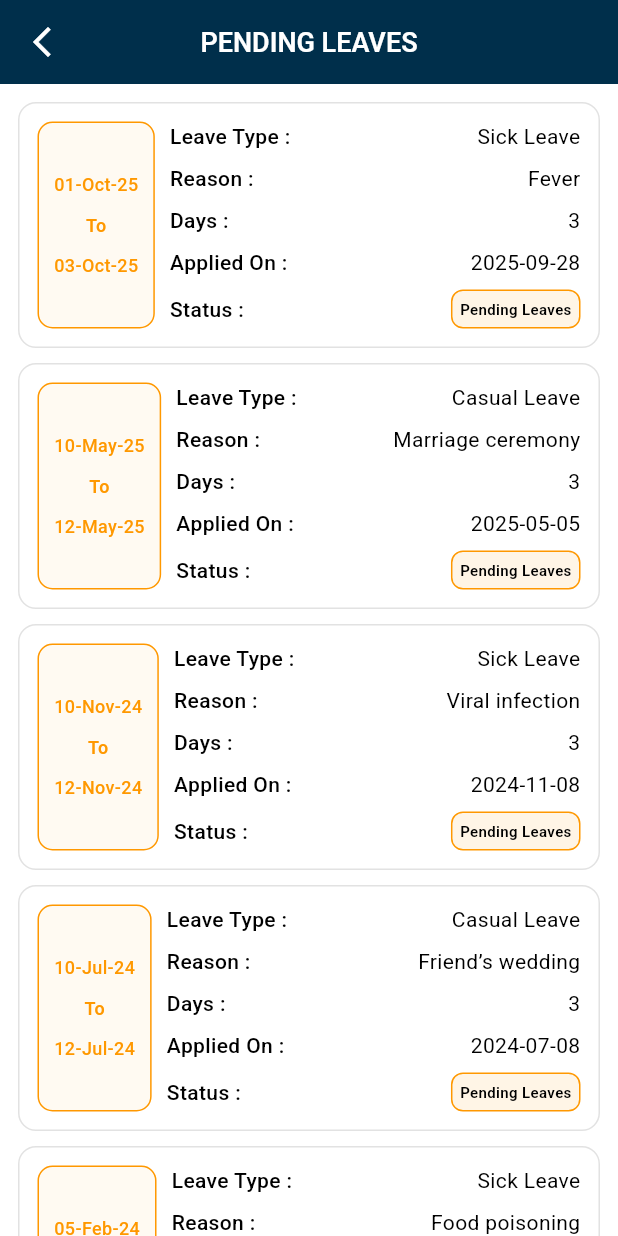
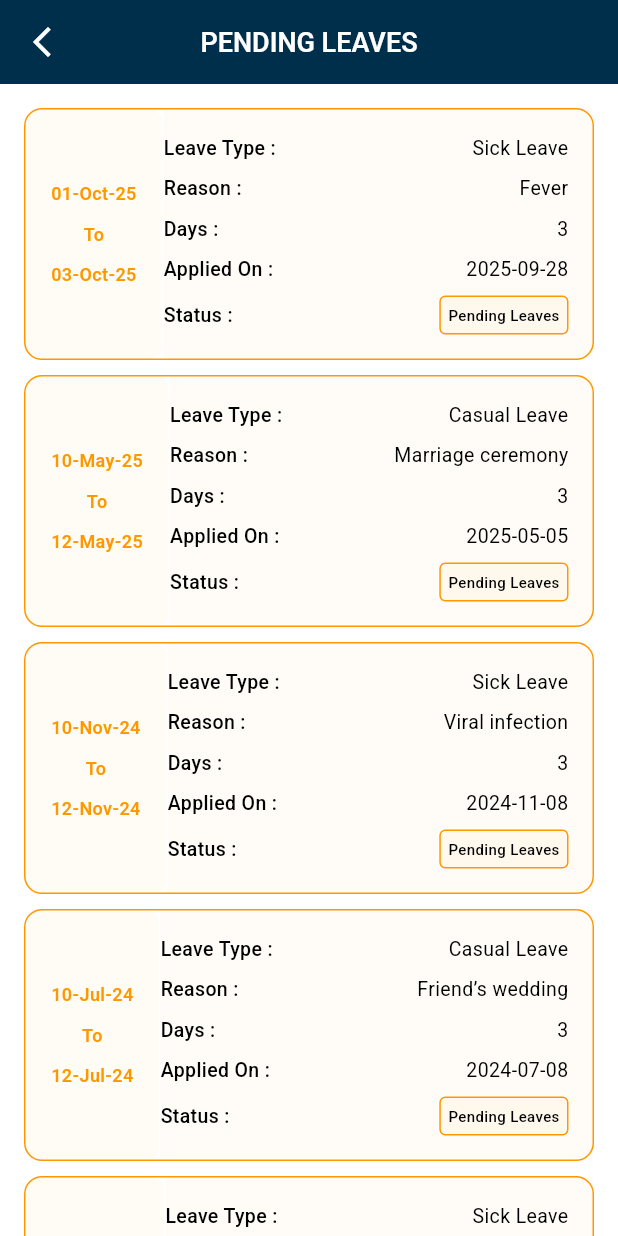
Before and after one commit to girishmobile/hrms_app, a Flutter app: the HomePage widget shown alone on an empty page, opened directly, after a tap on "Pending Leaves", on a phone screen of 412 x 824 dp. Run offline on Flutter 3.47's test engine with Material 3 defaults, Android fonts, the phone set to English and light mode, and no system bars; our stand-ins replace cached_network_image, dropdown_button2.

Commit message:
Leave detail page

```diff
--- a/lib/view/dashboard/page/home_page.dart
+++ b/lib/view/dashboard/page/home_page.dart
@@ -19,7 +19,7 @@ class HomePage extends StatelessWidget {
     final items = provider.leaves;
 
     return ListView(
-      padding: const EdgeInsets.all(12),
+      padding: const EdgeInsets.symmetric(horizontal: 24, vertical: 16),
       physics: BouncingScrollPhysics(),
       children: [
         commonText(
@@ -63,7 +63,7 @@ class HomePage extends StatelessWidget {
         ),
         SizedBox(height: 10),
         Column(
-          spacing: 20,
+          spacing: 16,
           children: [
             _buildRow(
               context: context,
@@ -142,7 +142,7 @@ class HomePage extends StatelessWidget {
     }
 
     return Row(
-      spacing: 20,
+      spacing: 16,
       children: [
         Expanded(
           child: _buildCard(
@@ -181,32 +181,29 @@ class HomePage extends StatelessWidget {
           Navigator.pushNamed(
             context,
 
-            RouteName.leaveDetailsScreen, // define this route in app_routes.dart
+            RouteName
+                .leaveDetailsScreen, // define this route in app_routes.dart
             arguments: LeaveDetailsArgs(
-              title: item.title??'',
-              color:item.bgColor??Colors.green,
+              title: item.title ?? '',
+              color: item.bgColor ?? Colors.green,
             ),
           );
         }
 
         if (item.title.toString().toLowerCase().contains('apply')) {
-
           // navigate to Leave Listing Screen
           Navigator.pushNamed(
             context,
             RouteName.addLeaveScreen, // define this route in app_routes.dart
           );
         }
-
-
       },
       child: Container(
-
         height: height ?? 120,
-        padding: const EdgeInsets.all(12),
+        padding: const EdgeInsets.all(16),
         decoration: BoxDecoration(
           color: item.bgColor?.withValues(alpha: 0.05),
-          borderRadius: BorderRadius.circular(14),
+          borderRadius: BorderRadius.circular(8),
           border: Border.all(color: item.bgColor ?? Colors.black, width: 1),
         ),
         child: Column(
@@ -233,7 +230,7 @@ class HomePage extends StatelessWidget {
                       fontWeight: FontWeight.w700,
                     ),
                   ),
-          /*  if (item.title.toString().toLowerCase().contains('apply'))
+            /*  if (item.title.toString().toLowerCase().contains('apply'))
               Padding(
                 padding: const EdgeInsets.only(top: 8.0),
                 child: commonButton(
--- a/lib/view/leave_details/leave_details_screen.dart
+++ b/lib/view/leave_details/leave_details_screen.dart
@@ -26,20 +26,25 @@ class LeaveDetailsScreen extends StatelessWidget {
       body: leaves.isEmpty
           ? Center(child: Text("No ${title ?? ''} available"))
           : ListView.builder(
-              padding: const EdgeInsets.all(12),
+              padding: const EdgeInsets.all(16),
               itemCount: leaves.length,
               itemBuilder: (context, index) {
                 final data = leaves[index];
                 return Container(
                   margin: const EdgeInsets.only(bottom: 10),
                   decoration: BoxDecoration(
-                    border: Border.all(color: colorBorder),
+                    border: Border.all(color: color ?? colorBorder),
                     borderRadius: BorderRadius.circular(12),
                   ),
-                  padding: const EdgeInsets.all(12),
+                  padding: const EdgeInsets.only(
+                    left: 0,
+                    right: 0,
+                    bottom: 0,
+                    top: 0,
+                  ),
                   child: IntrinsicHeight(
                     child: Row(
-                      spacing: 10,
+                      spacing: 1,
                       children: [
                         fromToView(
                           from: data['from'],
@@ -47,6 +52,15 @@ class LeaveDetailsScreen extends StatelessWidget {
                           color: color ?? Colors.red,
                         ),
                         Expanded(
+                          child: Container(
+                            padding: const EdgeInsets.only(
+                              left: 0,
+                              right: 16,
+                              bottom: 16,
+                              top: 16,
+                            ),
+                            color:
+                                color?.withValues(alpha: 0.03) ?? Colors.white,
                             child: Column(
                               spacing: 8,
                               crossAxisAlignment: CrossAxisAlignment.start,
@@ -77,9 +91,10 @@ class LeaveDetailsScreen extends StatelessWidget {
                                     children: [
                                       Container(
                                         decoration: commonBoxDecoration(
+                                          borderRadius: 4,
                                           borderColor: color ?? Colors.red,
                                           color:
-                                            color?.withValues(alpha: 0.10) ??
+                                              color?.withValues(alpha: 0.04) ??
                                               Colors.red,
                                         ),
                                         child: Padding(
@@ -91,7 +106,7 @@ class LeaveDetailsScreen extends StatelessWidget {
                                             child: commonText(
                                               text: data['status'],
                                               fontSize: 10,
-                                            fontWeight: FontWeight.w600,
+                                              fontWeight: FontWeight.w500,
                                             ),
                                           ),
                                         ),
@@ -100,6 +115,7 @@ class LeaveDetailsScreen extends StatelessWidget {
                                   ),
                                 ),
                               ],
+                            ),
                           ),
                         ),
                       ],
@@ -114,15 +130,13 @@ class LeaveDetailsScreen extends StatelessWidget {
   Widget fromToView({String? from, String? to, required Color color}) {
     final formattedFrom = formatDate(from);
     final formattedTo = formatDate(to);
-
     return Container(
       decoration: commonBoxDecoration(
-        borderColor: color,
-        color: color.withValues(alpha: 0.05),
-        borderRadius: 10,
+        // borderColor: color,
+        color: color.withValues(alpha: 0.04),
+        borderRadius: 8,
       ),
-
-      padding: const EdgeInsets.symmetric(vertical: 12, horizontal: 10),
+      padding: const EdgeInsets.symmetric(vertical: 8, horizontal: 16),
       child: Column(
         spacing: 3,
         mainAxisAlignment: MainAxisAlignment.center,
@@ -131,7 +145,7 @@ class LeaveDetailsScreen extends StatelessWidget {
           commonText(
             text: formattedFrom,
             fontSize: 12,
-            fontWeight: FontWeight.w500,
+            fontWeight: FontWeight.w600,
             color: color,
             textAlign: TextAlign.center,
           ),
@@ -147,7 +161,7 @@ class LeaveDetailsScreen extends StatelessWidget {
           commonText(
             text: formattedTo,
             fontSize: 12,
-            fontWeight: FontWeight.w500,
+            fontWeight: FontWeight.w600,
             color: color,
             textAlign: TextAlign.center,
           ),
@@ -160,12 +174,21 @@ class LeaveDetailsScreen extends StatelessWidget {
     return Row(
       children: [
         Expanded(
-          child: commonText(text: "$title :", fontWeight: FontWeight.w500),
+          child: commonText(
+            text: "$title :",
+            fontWeight: FontWeight.w500,
+            fontSize: 13,
+          ),
         ),
         Expanded(
           child:
               customView ??
-              commonText(textAlign: TextAlign.right, text: value ?? ''),
+              commonText(
+                textAlign: TextAlign.right,
+                text: value ?? '',
+                fontWeight: FontWeight.w400,
+                fontSize: 13,
+              ),
         ),
       ],
     );
```
Also changed, not shown: 9 other files. Lines whose indentation alone changed are shown as unchanged.
